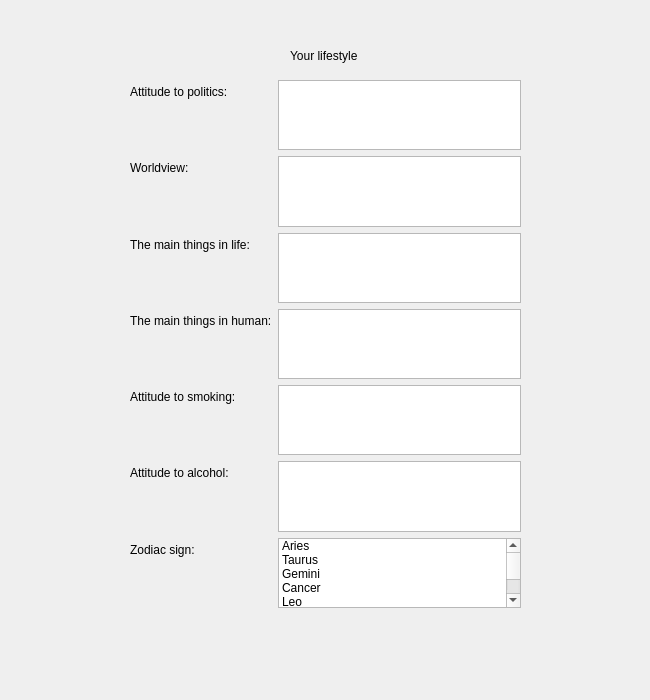
Old version of the form HobbyHub/lifestyle.ui in the repository cpp-park-vk-education/2023_1_Chaihona_-1.
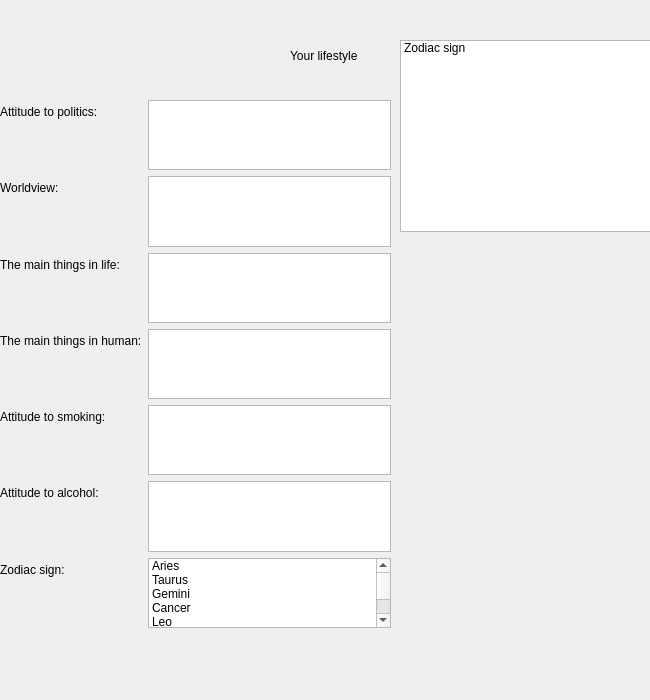
New version of the form.

The edit to the form file:
```diff
--- a/HobbyHub/lifestyle.ui
+++ b/HobbyHub/lifestyle.ui
@@ -29,8 +29,8 @@
   <widget class="QWidget" name="">
    <property name="geometry">
     <rect>
-     <x>130</x>
-     <y>80</y>
+     <x>0</x>
+     <y>100</y>
      <width>391</width>
      <height>528</height>
     </rect>
@@ -169,6 +169,21 @@
     </item>
    </layout>
   </widget>
+  <widget class="QListWidget" name="listWidget">
+   <property name="geometry">
+    <rect>
+     <x>400</x>
+     <y>40</y>
+     <width>256</width>
+     <height>192</height>
+    </rect>
+   </property>
+   <item>
+    <property name="text">
+     <string>Zodiac sign</string>
+    </property>
+   </item>
+  </widget>
  </widget>
  <resources/>
  <connections/>
```
